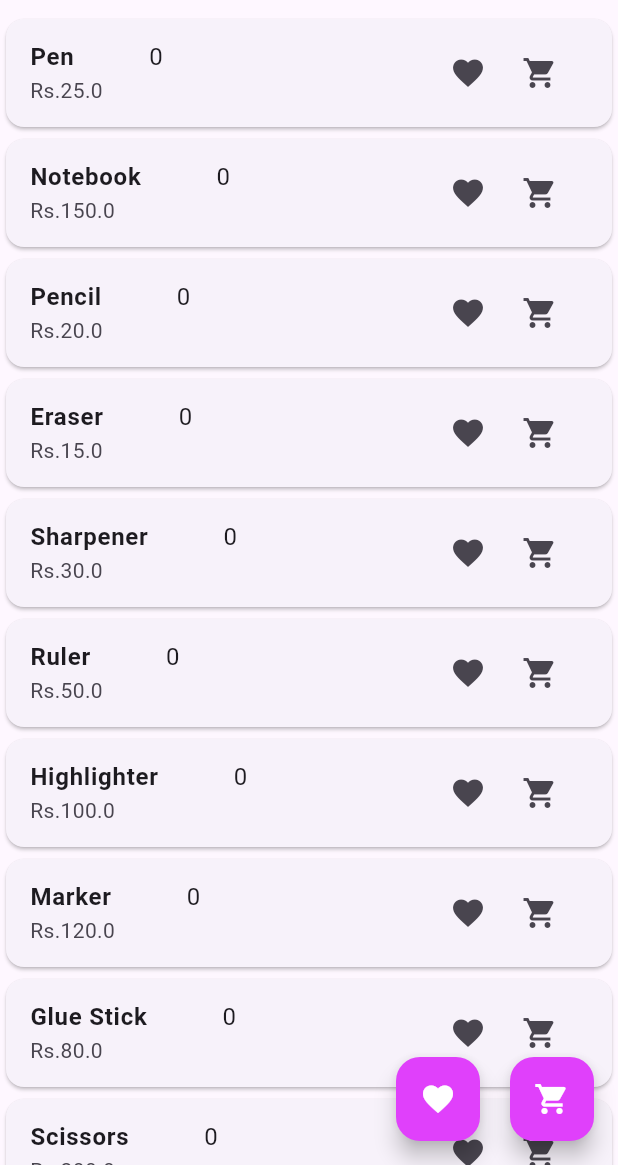
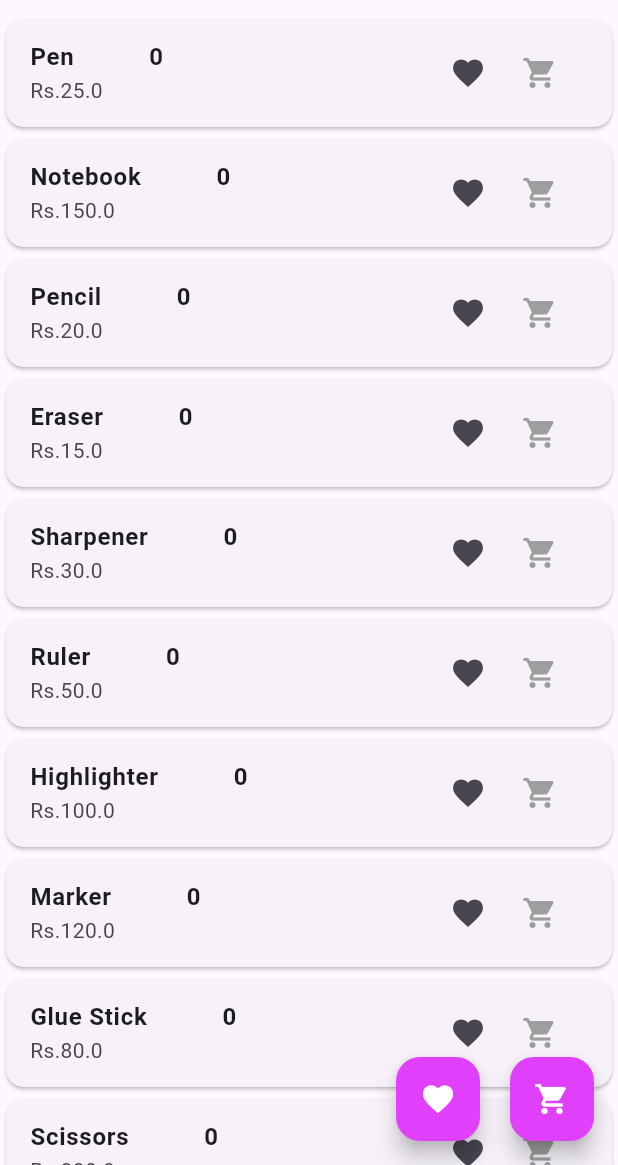
Before and after one commit to kusha2000/flutter-provider, a Flutter app: the screen it shows after launch, on a phone screen of 412 x 824 dp, the part 71-1236 px from its top. Run offline on Flutter 3.47's test engine with Material 3 defaults, Android fonts, the phone set to English and light mode, and no system bars.

Commit message:
Create the functionality of Cart Provider

```diff
--- a/lib/pages/product_page.dart
+++ b/lib/pages/product_page.dart
@@ -68,7 +68,7 @@ class ProductPage extends StatelessWidget {
         itemBuilder: (context, index) {
           final Product product = products[index];
           return Card(
-            child: Consumer(
+            child: Consumer<CartProvider>(
               builder: (BuildContext context, CartProvider cartProvider,
                   Widget? child) {
                 return ListTile(
@@ -81,7 +81,13 @@ class ProductPage extends StatelessWidget {
                       SizedBox(
                         width: 50,
                       ),
-                      Text("0"),
+                      Text(
+                        cartProvider.items.containsKey(product.id)
+                            ? cartProvider.items[product.id]!.quantity
+                                .toString()
+                            : "0",
+                        style: TextStyle(fontWeight: FontWeight.bold),
+                      ),
                     ],
                   ),
                   subtitle: Text("Rs.${product.price.toString()}"),
@@ -98,9 +104,17 @@ class ProductPage extends StatelessWidget {
                         onPressed: () {
                           cartProvider.addItem(
                               product.id, product.price, product.title);
+
+                          ScaffoldMessenger.of(context).showSnackBar(SnackBar(
+                            content: Text("Added to Cart!"),
+                            duration: Duration(seconds: 1),
+                          ));
                         },
                         icon: Icon(
                           Icons.shopping_cart,
+                          color: cartProvider.items.containsKey(product.id)
+                              ? Colors.purpleAccent
+                              : Colors.grey,
                         ),
                       ),
                     ],
```
Also changed, not shown: lib/pages/cart_page.dart (+61 -0 lines), lib/providers/cart_provider.dart (+27 -0 lines).
